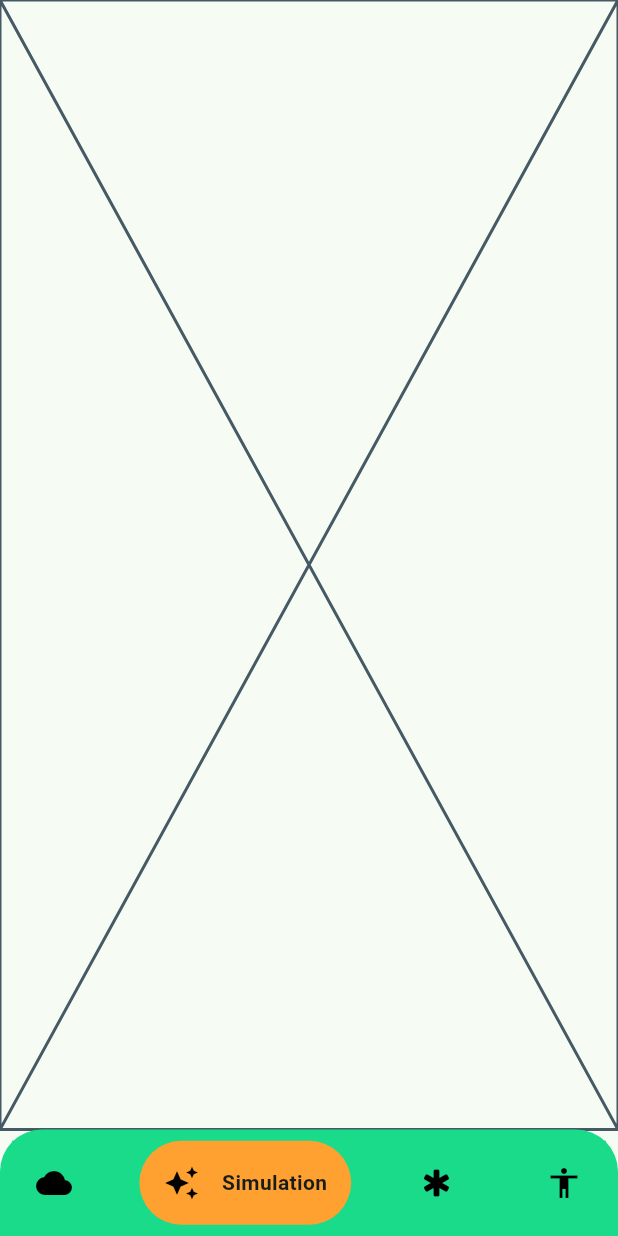
After one commit to TheBenedict09/NimbusCast, a Flutter app: the screen it shows after launch, item 2 of the bottom bar chosen, on a phone screen of 412 x 824 dp. The commit adds this screen. Run offline on Flutter 3.47's test engine with Material 3 defaults, Android fonts, the phone set to English and light mode, and no system bars; drawn by our look-alikes of google_nav_bar; our stand-ins replace google_maps_flutter, lottie, weather; network calls fail.

Commit message:
v0.1.9 (Minor UI Changes)

```diff
--- a/lib/Pages/bottom_navbar.dart
+++ b/lib/Pages/bottom_navbar.dart
@@ -5,6 +5,7 @@ import 'package:nimbus_cast/Pages/emergency_resources.dart';
 import 'package:nimbus_cast/Pages/forecast_page.dart';
 import 'package:nimbus_cast/Pages/map.dart';
 import 'package:nimbus_cast/Pages/realtime_page.dart';
+import 'package:nimbus_cast/Pages/simulation_page.dart';
 import 'package:nimbus_cast/utilities/colors.dart';
 
 class BottomNavBar extends StatefulWidget {
@@ -19,7 +20,7 @@ class _BottomNavBarState extends State<BottomNavBar> {
 
   static const List<Widget> _widgetsOptions = <Widget>[
     ForecastPage(),
-    RealTimePage(),
+    SimulationPage(),
     EmergencyResources(weatherAlert: false),
     AccessibilityPage(),
   ];
@@ -46,7 +47,7 @@ class _BottomNavBarState extends State<BottomNavBar> {
               padding: const EdgeInsets.all(16),
               tabs: const [
                 GButton(icon: Icons.cloud, text: "Local"),
-                GButton(icon: Icons.storm, text: "Real-Time"),
+                GButton(icon: Icons.auto_awesome, text: "Simulation"),
                 GButton(icon: Icons.emergency_rounded, text: "Emergency"),
                 GButton(icon: Icons.accessibility, text: "Accessibility"),
               ],
--- a/lib/Pages/realtime_page.dart
+++ b/lib/Pages/realtime_page.dart
@@ -83,7 +83,7 @@ class _RealTimePageState extends State<RealTimePage> {
                 child: GridView.builder(
                   gridDelegate: const SliverGridDelegateWithFixedCrossAxisCount(
                       crossAxisCount: 2,
-                      childAspectRatio: 1,
+                      childAspectRatio: 1.2,
                       crossAxisSpacing: 10,
                       mainAxisSpacing: 10),
                   itemBuilder: (context, index) {
--- /dev/null
+++ b/lib/Pages/simulation_page.dart
@@ -0,0 +1,15 @@
+import 'package:flutter/material.dart';
+
+class SimulationPage extends StatefulWidget {
+  const SimulationPage({super.key});
+
+  @override
+  State<SimulationPage> createState() => _SimulationPageState();
+}
+
+class _SimulationPageState extends State<SimulationPage> {
+  @override
+  Widget build(BuildContext context) {
+    return const Placeholder();
+  }
+}
--- a/pubspec.yaml
+++ b/pubspec.yaml
@@ -43,6 +43,8 @@ dependencies:
   intl: ^0.19.0
   google_maps_flutter: ^2.2.8
   http: ^1.2.0
+  geolocator: ^11.0.0
+  geocoding: ^3.0.0
 
 dev_dependencies:
   flutter_test:
```
Also changed, not shown: lib/Pages/forecast_page.dart (+41 -34 lines), pubspec.lock, 3 other files.
